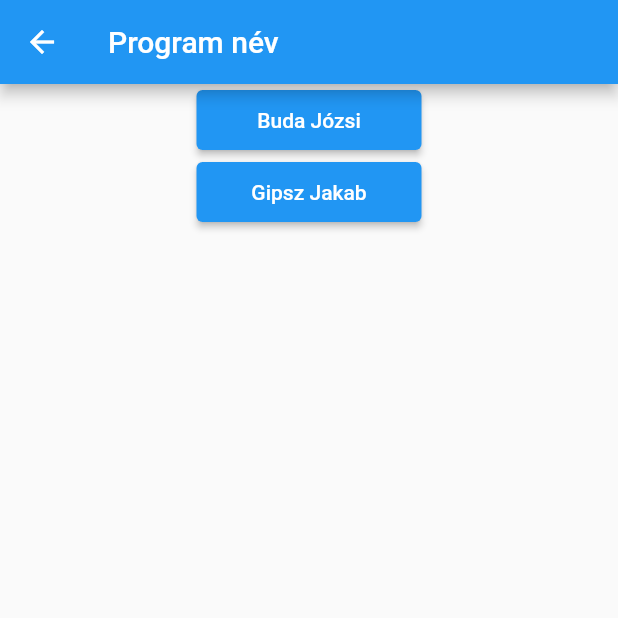
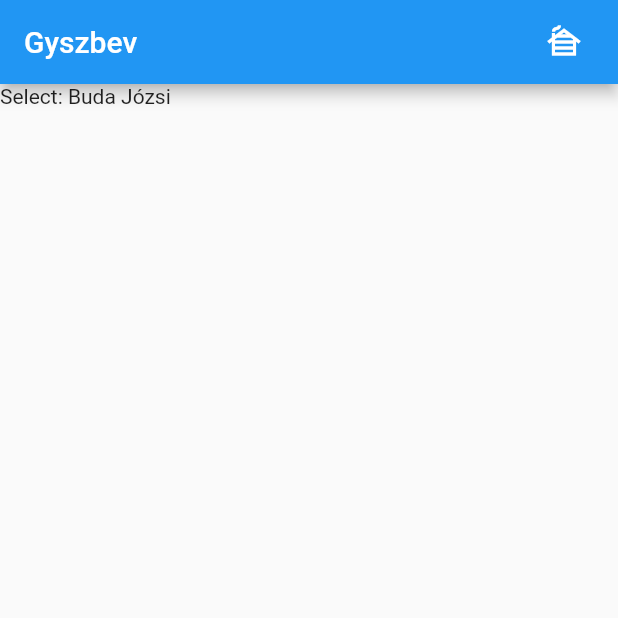
Before and after one commit to ElsikNandor/scanning, a Flutter app: the screen it shows after launch, after a tap on "Buda Józsi", on a phone screen of 412 x 824 dp, the top half of it. Run offline on Flutter 3.47's test engine with Material 2 defaults, Android fonts, the phone set to English and light mode, and no system bars.

Commit message:
secound page create

```diff
--- /dev/null
+++ b/lib/constnum.dart
@@ -0,0 +1,74 @@
+import 'package:flutter/material.dart';
+import 'package:flutter/services.dart' show rootBundle;
+import 'dart:async';
+import 'screenargument.dart';
+
+final _formKey = GlobalKey<FormState>();
+String scanningString = "Username";
+
+class ConstNum extends StatefulWidget {
+  const ConstNum({Key? key}) : super(key: key);
+
+  @override
+  State<ConstNum> createState() => _ConstNumState();
+}
+
+class _ConstNumState extends State<ConstNum> {
+  String _data = "";
+  //Map MapString;
+
+  void initState() {
+    super.initState();
+    setState(() {
+    });
+  }
+
+
+  @override
+  Widget build(BuildContext context) {
+    final args = ModalRoute.of(context)!.settings.arguments as ScreenArguments;
+    scanningString = args.message;
+    final formkey = GlobalKey<FormState>();
+    //final ButtonStyle style = TextButton.styleFrom(textStyle:  Theme.of(context).colorScheme.onPrimary,);
+    return Scaffold(
+      appBar: AppBar(
+        title: const Text('Gyszbev'),
+        actions: <Widget>[
+        TextButton.icon(
+        icon: const Icon(Icons.cabin, color: Colors.white,) ,
+        onPressed: () { Navigator.pushReplacementNamed(context, '/'); },
+        label: const Text(''),
+      )]
+      ),
+      body: Column(children: [
+          Text(
+          "Select: " + scanningString ),
+
+      ])
+    );
+  }
+}
+
+Widget LogoutButton(BuildContext context) {
+  //final args = ModalRoute.of(context)!.settings.arguments as ScreenArguments;
+  return Center(
+      child: ElevatedButton(
+        style: ElevatedButton.styleFrom(
+          minimumSize: Size(150, 40),
+        ),
+        onPressed: () {
+          //myReset();
+          Navigator.pushReplacementNamed(context, '/');
+        },
+        child: Text("Logout"),
+      )
+  );
+
+
+  /*Card(
+      child: SizedBox(
+        height: 100,
+        child: Center(child: Text(text)),
+      ),
+    );*/
+}
--- a/lib/main.dart
+++ b/lib/main.dart
@@ -2,11 +2,11 @@ import 'package:flutter/material.dart';
 import 'package:flutter/services.dart' show rootBundle;
 import 'dart:async';
 import 'dart:convert';
-
-
+import 'screenargument.dart';
+import 'constnum.dart';
 
 void main() {
-  runApp(const HomePage());
+  runApp(const MyApp());
 }
 
 class MyApp extends StatelessWidget {
@@ -24,7 +24,7 @@ class MyApp extends StatelessWidget {
       initialRoute: '/',
       routes: {
         '/' : (context) => const HomePage(),
-        //'/constnum' : (context) => const ConstNum(),
+        '/constnum' : (context) => const ConstNum(),
         //'/mtype' : (context) => const Mtype(),
         //'/countnum' : (context) => const CountNum()
       },
@@ -32,28 +32,14 @@ class MyApp extends StatelessWidget {
   }
 }
 
-class HomePage extends StatelessWidget {
-    const HomePage({super.key});
+class HomePage extends StatefulWidget {
+  const HomePage({Key? key}) : super(key: key);
 
   @override
-  Widget build(BuildContext context) {
-    const title = 'Long List';
-
-    return MaterialApp(
-      debugShowCheckedModeBanner: false,
-      title: title,
-      home: HomePageContent(),
-    );
-  }
-}
-class HomePageContent extends StatefulWidget {
-  const HomePageContent({Key? key}) : super(key: key);
-
-  @override
-  State<HomePageContent> createState() => _HomePageContentState();
+  State<HomePage> createState() => _HomePageState();
 }
 
-class _HomePageContentState extends State<HomePageContent> {
+class _HomePageState extends State<HomePage> {
   String _data = "";
   //Map MapString;
 
@@ -111,12 +97,12 @@ class _HomePageContentState extends State<HomePageContent> {
     );
   }
 }
-class ScreenArguments {
+/*class ScreenArguments {
   final String title;
   final String message;
 
   ScreenArguments( this.title, this.message );
-}
+}*/
 
 class ItemWidget extends StatelessWidget {
   const ItemWidget({
@@ -136,8 +122,8 @@ class ItemWidget extends StatelessWidget {
       ),
       onPressed: () {
         //myReset();
-        Navigator.pushNamed(context, '/',
-            arguments: ScreenArguments("Villany", "Villany"));
+        Navigator.pushReplacementNamed(context, '/constnum',
+            arguments: ScreenArguments("username", text));
       },
       child: Text(text),
       )
--- /dev/null
+++ b/lib/screenargument.dart
@@ -0,0 +1,6 @@
+class ScreenArguments {
+  final String title;
+  final String message;
+
+  ScreenArguments( this.title, this.message );
+}
```
Also changed, not shown: 1 other file.
